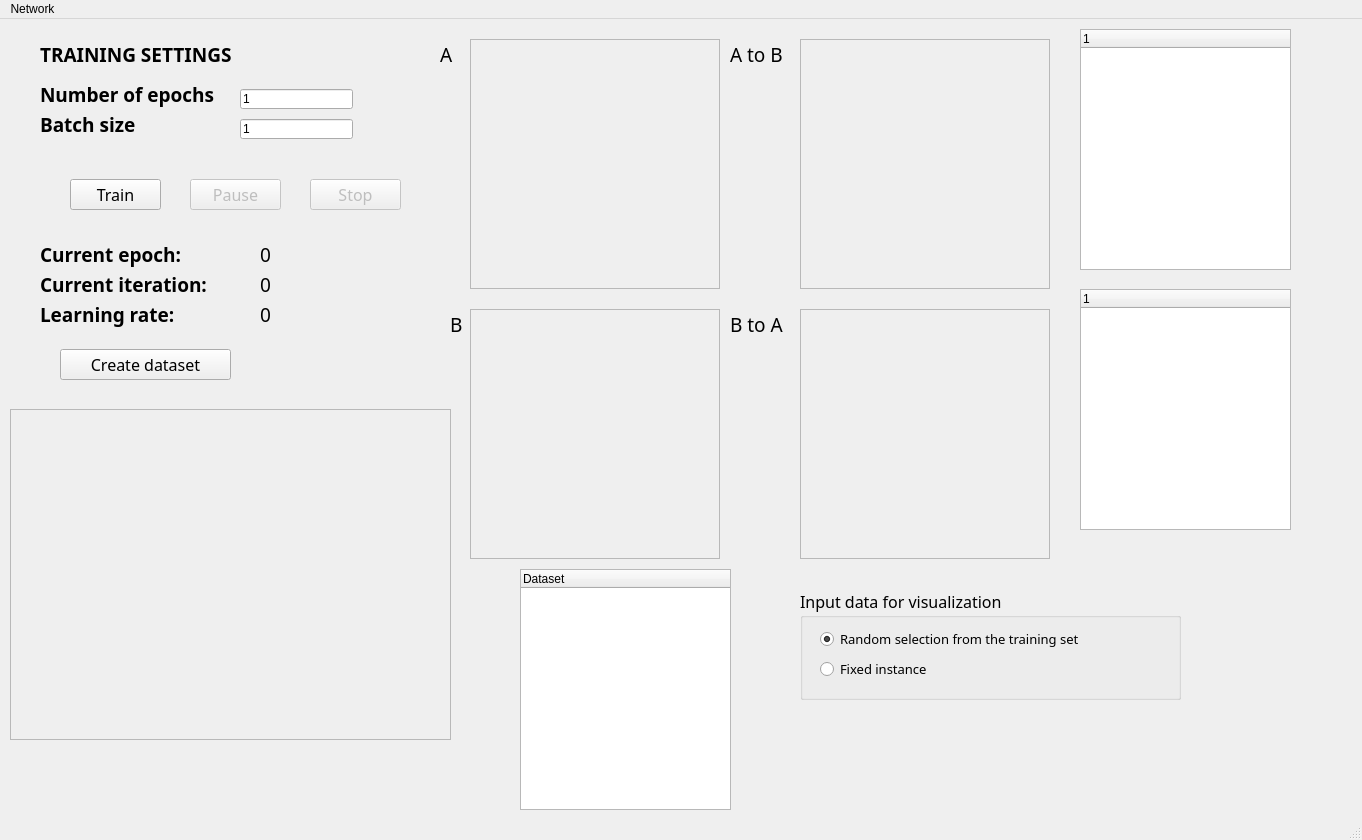
Before: the Qt Designer form visualization/design_training.ui in superkirill/CycleGAN, drawn with Qt 5.
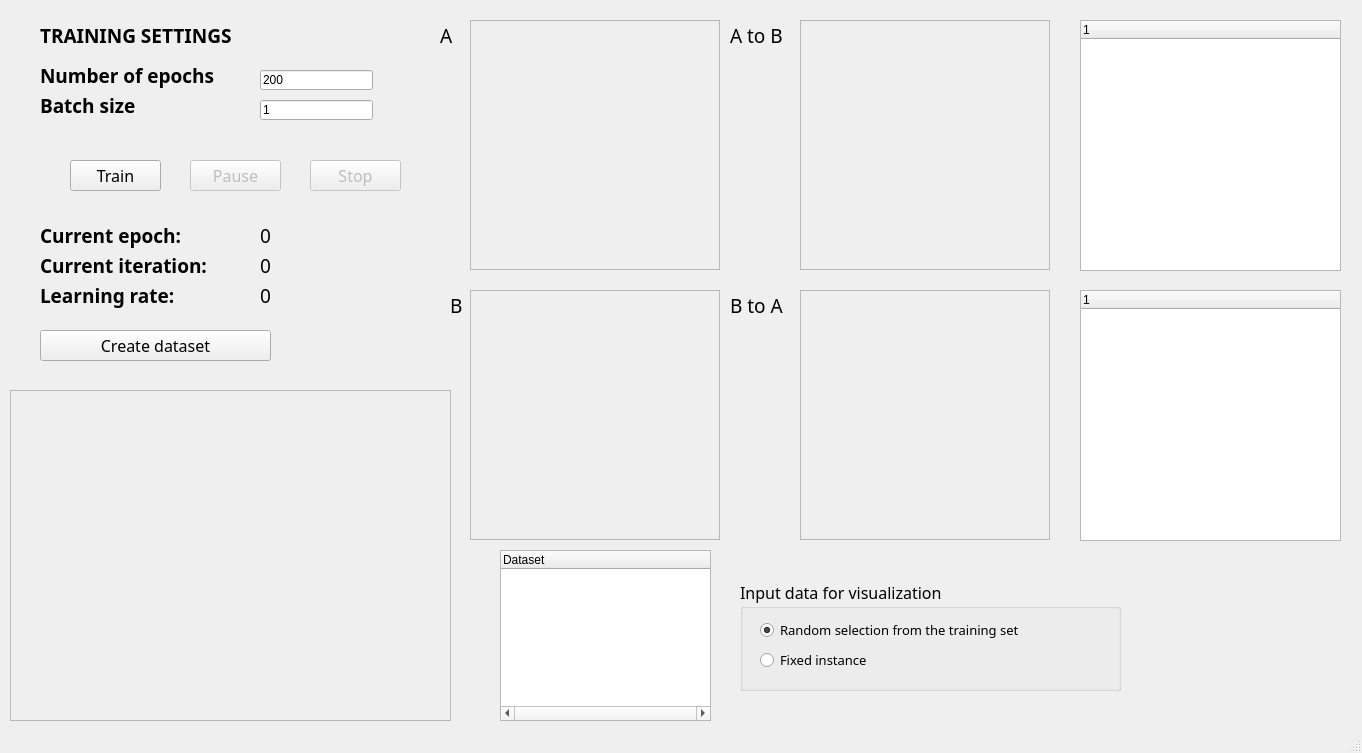
After: the same form once the commit is applied. Icons and pictures are not drawn.

```diff
--- a/visualization/design_training.ui
+++ b/visualization/design_training.ui
@@ -7,7 +7,7 @@
     <x>0</x>
     <y>0</y>
     <width>1362</width>
-    <height>840</height>
+    <height>753</height>
    </rect>
   </property>
   <property name="windowTitle">
@@ -72,9 +72,9 @@
     <property name="geometry">
      <rect>
       <x>1080</x>
-      <y>10</y>
-      <width>211</width>
-      <height>241</height>
+      <y>20</y>
+      <width>261</width>
+      <height>251</height>
      </rect>
     </property>
     <property name="sizePolicy">
@@ -104,12 +104,21 @@
    <widget class="QTreeWidget" name="tree_dataset">
     <property name="geometry">
      <rect>
-      <x>520</x>
+      <x>500</x>
       <y>550</y>
       <width>211</width>
-      <height>241</height>
+      <height>171</height>
      </rect>
     </property>
+    <property name="horizontalScrollBarPolicy">
+     <enum>Qt::ScrollBarAlwaysOn</enum>
+    </property>
+    <property name="sizeAdjustPolicy">
+     <enum>QAbstractScrollArea::AdjustToContents</enum>
+    </property>
+    <property name="wordWrap">
+     <bool>true</bool>
+    </property>
     <column>
      <property name="text">
       <string notr="true">Dataset </string>
@@ -172,7 +181,7 @@
      <rect>
       <x>40</x>
       <y>60</y>
-      <width>191</width>
+      <width>211</width>
       <height>31</height>
      </rect>
     </property>
@@ -214,7 +223,7 @@
    <widget class="QLineEdit" name="n_epochs">
     <property name="geometry">
      <rect>
-      <x>240</x>
+      <x>260</x>
       <y>70</y>
       <width>113</width>
       <height>20</height>
@@ -224,7 +233,7 @@
      <string>00000</string>
     </property>
     <property name="text">
-     <string>1</string>
+     <string>200</string>
     </property>
     <property name="placeholderText">
      <string># of epochs</string>
@@ -233,7 +242,7 @@
    <widget class="QLineEdit" name="batch_size">
     <property name="geometry">
      <rect>
-      <x>240</x>
+      <x>260</x>
       <y>100</y>
       <width>113</width>
       <height>20</height>
@@ -314,7 +323,7 @@
      <rect>
       <x>40</x>
       <y>20</y>
-      <width>191</width>
+      <width>221</width>
       <height>31</height>
      </rect>
     </property>
@@ -478,9 +487,9 @@
    <widget class="QPushButton" name="create_dataset">
     <property name="geometry">
      <rect>
-      <x>60</x>
+      <x>40</x>
       <y>330</y>
-      <width>171</width>
+      <width>231</width>
       <height>31</height>
      </rect>
     </property>
@@ -504,9 +513,9 @@
     <property name="geometry">
      <rect>
       <x>1080</x>
-      <y>270</y>
-      <width>211</width>
-      <height>241</height>
+      <y>290</y>
+      <width>261</width>
+      <height>251</height>
      </rect>
     </property>
     <property name="sizePolicy">
@@ -560,7 +569,7 @@
      <rect>
       <x>260</x>
       <y>280</y>
-      <width>51</width>
+      <width>151</width>
       <height>31</height>
      </rect>
     </property>
@@ -593,8 +602,8 @@
    <widget class="QGroupBox" name="groupBox">
     <property name="geometry">
      <rect>
-      <x>800</x>
-      <y>570</y>
+      <x>740</x>
+      <y>580</y>
       <width>381</width>
       <height>111</height>
      </rect>
@@ -655,24 +664,6 @@
     </widget>
    </widget>
   </widget>
-  <widget class="QMenuBar" name="menubar">
-   <property name="geometry">
-    <rect>
-     <x>0</x>
-     <y>0</y>
-     <width>1362</width>
-     <height>26</height>
-    </rect>
-   </property>
-   <widget class="QMenu" name="menu_network">
-    <property name="title">
-     <string>Network</string>
-    </property>
-    <addaction name="load_dataset"/>
-    <addaction name="load_model"/>
-   </widget>
-   <addaction name="menu_network"/>
-  </widget>
   <widget class="QStatusBar" name="statusbar"/>
   <action name="load_dataset">
    <property name="text">
```
Left out of the diff: 2 changed lines with no effect on the pictures.
